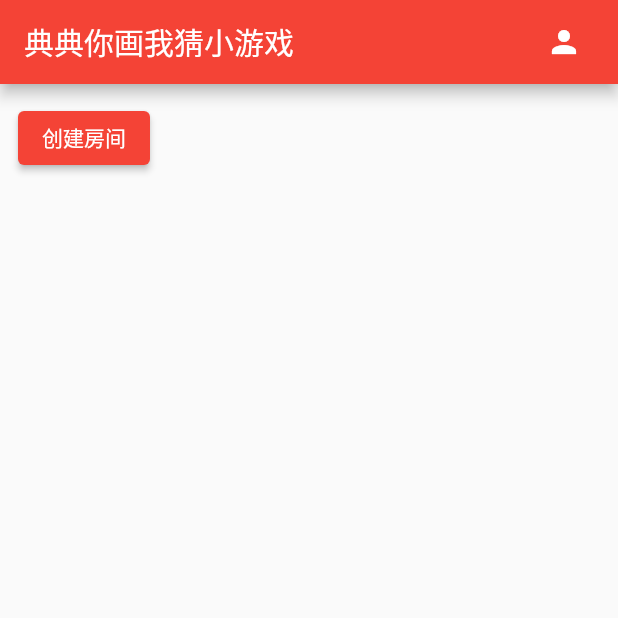
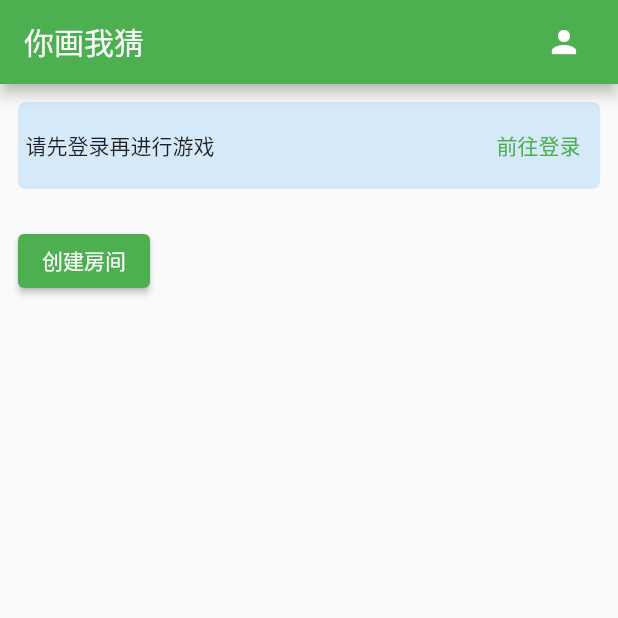
Before and after one commit to mdddj/flutter_what_is_this_game, a Flutter app: the screen it shows after launch, after a tap on the "person" icon, on a phone screen of 412 x 824 dp, the top half of it. Run offline on Flutter 3.47's test engine with Material 2 defaults, Android fonts, the phone set to English and light mode, and no system bars; our stand-ins replace get, hive, hive_flutter; missing offline and left inert: dd_taoke_sdk; accounts and stored records are empty.

Commit message:
新增登录功能

```diff
--- /dev/null
+++ b/lib/box_util.dart
@@ -0,0 +1,39 @@
+import 'package:hive/hive.dart';
+
+/// 默认盒子名字
+const defaultBoxName = 'appBox';
+
+/// box 工具类
+class BoxUtil {
+  static BoxUtil get instance => BoxUtil._();
+
+  BoxUtil._();
+
+  factory BoxUtil() => BoxUtil._();
+  Box? _box;
+
+  /// 打开一个盒子
+  Future<Box> openBox({String? name}) async {
+    var box = await Hive.openBox(name ?? defaultBoxName);
+    _box ??= box;
+    return _box!;
+  }
+
+  /// 设置一个值
+  Future<void> setValue(dynamic key, dynamic value) async {
+    if (_box == null) {
+      /// 如果盒子是空的,打开默认的盒子
+      await openBox();
+    }
+    await _box!.put(key, value);
+  }
+
+  /// 获取一个值
+  Future<dynamic> getValue(dynamic key) async {
+    _box ??= await openBox();
+    return _box!.get(key);
+  }
+
+  /// 关闭盒子
+  void closeBox() => _box = null;
+}
--- /dev/null
+++ b/lib/controller/app_controller.dart
@@ -0,0 +1,57 @@
+import 'package:dd_taoke_sdk/model/user.dart';
+import 'package:dd_taoke_sdk/public_api.dart';
+import 'package:gesture/box_util.dart';
+import 'package:get/get.dart';
+
+import '../utils.dart';
+
+// app 全局控制器
+class AppController extends GetxController {
+
+
+  static AppController get instance => Get.find<AppController>();
+
+  //已登录用户
+  Rxn<User> _user = Rxn<User>();
+  RxnString _token = RxnString();
+
+  User? get getUser=> _user.value;
+  // 设置已登录用户
+  set user(User user) {
+    _user.value = user;
+    update();
+  }
+
+  // 获取本地缓存的token数据
+  Future<void> getJwtCatch() async {
+    final catchToken = await BoxUtil.instance.getValue('token');
+    if (catchToken != null) {
+      _token.value = catchToken;
+    }
+  }
+
+  // 尝试使用token进行登录
+  Future<void> jwtTokenGetUser() async {
+    final _userToken = _token.value;
+    if (_userToken != null) {
+      final tryLoginUser = await PublicApi.req.getUser(_userToken);
+      if (tryLoginUser != null) {
+        user = tryLoginUser;
+        showToast('欢迎回来');
+      }
+    }
+  }
+
+  // 设置token
+  void setJwtToken(String token){
+    _token.value = token;
+    BoxUtil.instance.setValue('token', token);
+    jwtTokenGetUser();
+  }
+
+  @override
+  void onReady() async {
+    await getJwtCatch();
+    await jwtTokenGetUser();
+  }
+}
--- a/lib/home.dart
+++ b/lib/home.dart
@@ -1,4 +1,7 @@
 import 'package:flutter/material.dart';
+import 'package:gesture/controller/app_controller.dart';
+import 'package:gesture/widgets/login_tip.dart';
+import 'package:get/get.dart';
 import 'utils.dart';
 
 // 首页
@@ -14,14 +17,20 @@ class _HomeState extends State<Home> {
   Widget build(BuildContext context) {
     return Scaffold(
       appBar: AppBar(
-        title: Text('典典你画我猜小游戏'),
+        title: Text('你画我猜'),
         actions: [
-          IconButton(onPressed: (){}, icon: Icon(Icons.person)).mr
+          Obx((){
+            final user = AppController.instance.getUser;
+            if(user!=null){
+              return Center(child: Text('欢迎回来,${user.nickName}').mr);
+            }
+            return IconButton(onPressed: (){}, icon: Icon(Icons.person)).mr;
+          })
         ],
       ),
       body: SingleChildScrollView(
         child: Column(
-          children: [actions()],
+          children: [LoginTip(),actions()],
         ),
       ),
     );
--- a/lib/main.dart
+++ b/lib/main.dart
@@ -1,21 +1,27 @@
+import 'package:dd_taoke_sdk/dd_taoke_sdk.dart';
+import 'package:dd_taoke_sdk/network/util.dart';
 import 'package:flutter/material.dart';
 import 'package:get/get.dart';
+import 'package:hive_flutter/hive_flutter.dart';
 
+import 'controller/app_controller.dart';
 import 'home.dart';
 
-void main() {
+void main() async{
+  await Hive.initFlutter();
+  Get.put(AppController());
+  DdTaokeUtil.instance.init('http://192.168.199.55', '80');
   runApp(MyApp());
 }
 
 class MyApp extends StatelessWidget {
-  // This widget is the root of your application.
   @override
   Widget build(BuildContext context) {
     return GetMaterialApp(
       debugShowCheckedModeBanner: false,
       title: '典典你画我猜小游戏',
       theme: ThemeData(
-        primarySwatch: Colors.red,
+        primarySwatch: Colors.green,
       ),
       home: Home(),
     );
--- /dev/null
+++ b/lib/widgets/login_tip.dart
@@ -0,0 +1,35 @@
+import 'package:flutter/material.dart';
+import 'package:gesture/controller/app_controller.dart';
+import 'package:gesture/screen/login.dart';
+import 'package:get/get.dart';
+import '../utils.dart';
+
+/// 登录提示
+class LoginTip extends StatelessWidget {
+  const LoginTip({Key? key}) : super(key: key);
+
+  @override
+  Widget build(BuildContext context) {
+    return Obx(() {
+      final isLogin = AppController.instance.getUser != null;
+      if (isLogin) {
+        return Container();
+      }
+      return Container(
+        padding: EdgeInsets.all(5),
+        decoration: BoxDecoration(
+          color: Colors.blue.withOpacity(.17),
+          borderRadius: BorderRadius.circular(5)
+        ),
+        child: Row(
+          children: [
+            Expanded(child: Text('请先登录再进行游戏')),
+            TextButton(onPressed: (){
+              Get.to(()=>LoginScreen());
+            }, child: Text('前往登录'))
+          ],
+        ),
+      ).wrap;
+    });
+  }
+}
```
Also changed, not shown: lib/screen/login.dart (added, +57 -0 lines), lib/utils.dart (+9 -0 lines), pubspec.yaml (+7 -58 lines), assets/images/logo.png (added), pubspec.lock.
